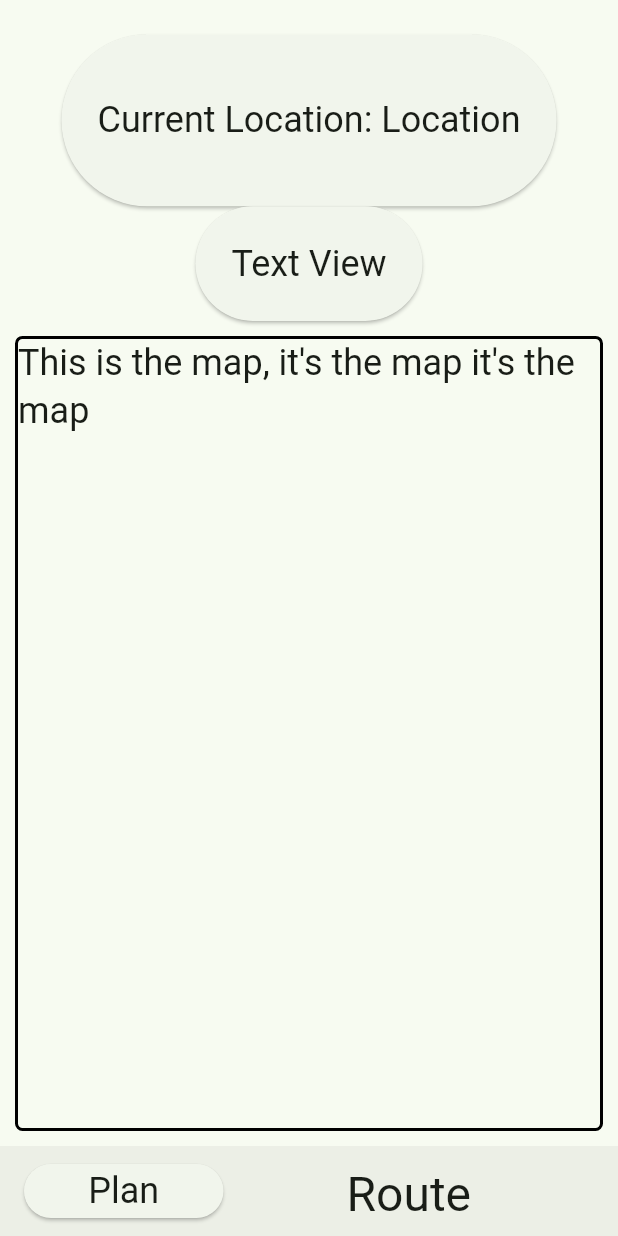
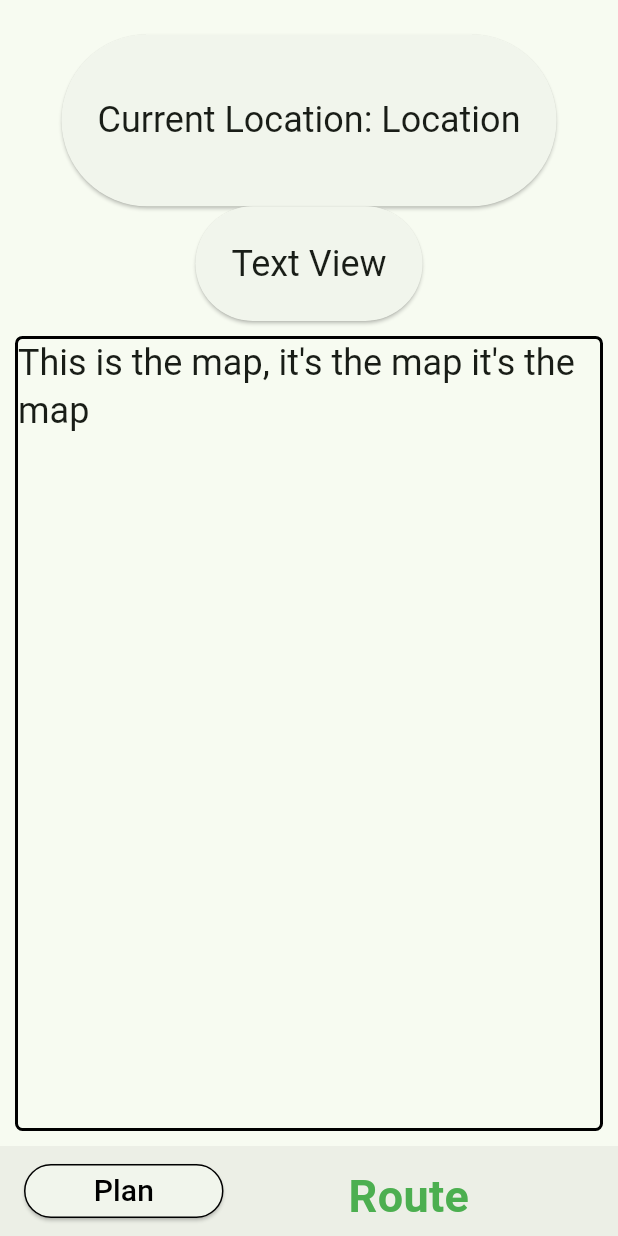
Before and after one commit to michaelholzer/Zoo_Route_Planner, a Flutter app: the RouteMain screen opened directly, on a phone screen of 412 x 824 dp. Run offline on Flutter 3.47's test engine with Material 3 defaults, Android fonts, the light colour scheme and no system bars.

Commit message:
Conformed RouteMain and RouteText to have same bottom navigation bar style as Main

```diff
--- a/lib/routeMain.dart
+++ b/lib/routeMain.dart
@@ -87,10 +87,19 @@ class _RouteMainState extends State<RouteMain> {
             Expanded(
               flex: 35,
               child: ElevatedButton(
+                style: ElevatedButton.styleFrom(
+                  side: const BorderSide(
+                    width: 1,
+                    color: Colors.black,
+                  ),
+                ),
                 onPressed: _moveToPlan,
-                child: Text(
+                child: const Text(
                   'Plan',
-                  style: Theme.of(context).textTheme.headlineSmall,
+                  style: TextStyle(
+                    color: Colors.black,
+                    fontSize: 20,
+                  ),
                 ),
               ),
             ),
@@ -98,9 +107,13 @@ class _RouteMainState extends State<RouteMain> {
               flex: 65,
               child: Container (
                 alignment: Alignment.center,
-                child: Text(
+                child: const Text(
                   'Route',
-                  style: Theme.of(context).textTheme.headlineLarge,
+                  style: TextStyle(
+                    color: Colors.green,
+                    fontSize: 30,
+                    fontWeight: FontWeight.bold,
+                  ),
                 ),
               ),
             ),
```
Also changed, not shown: lib/routeText.dart (+17 -4 lines).
